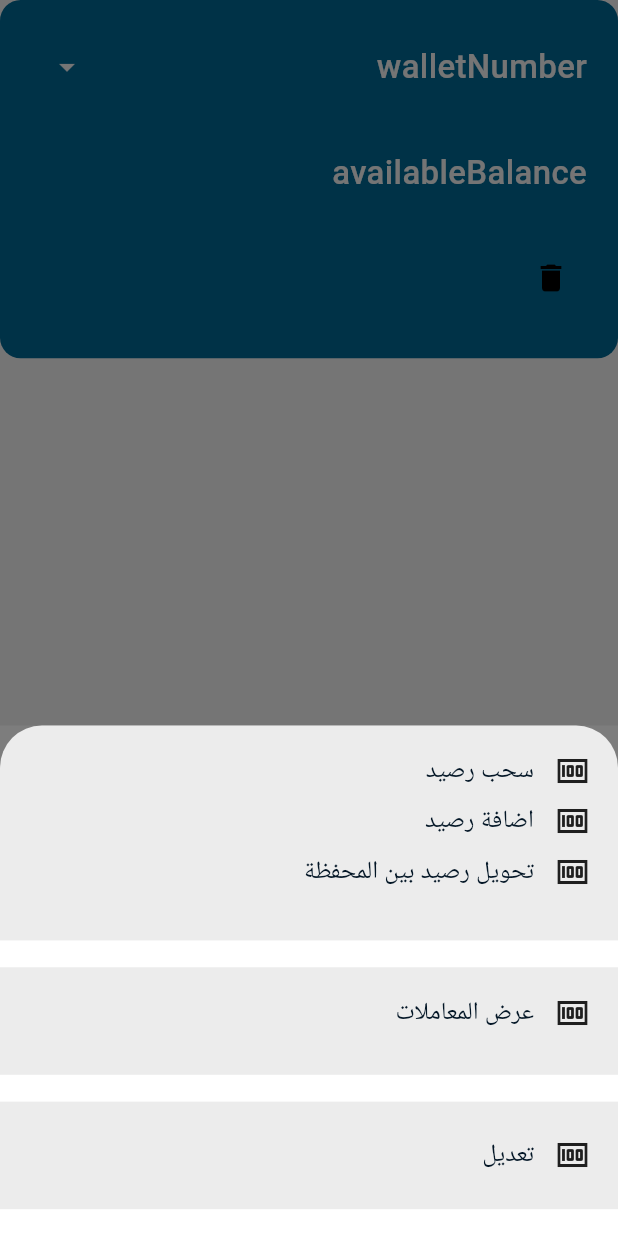
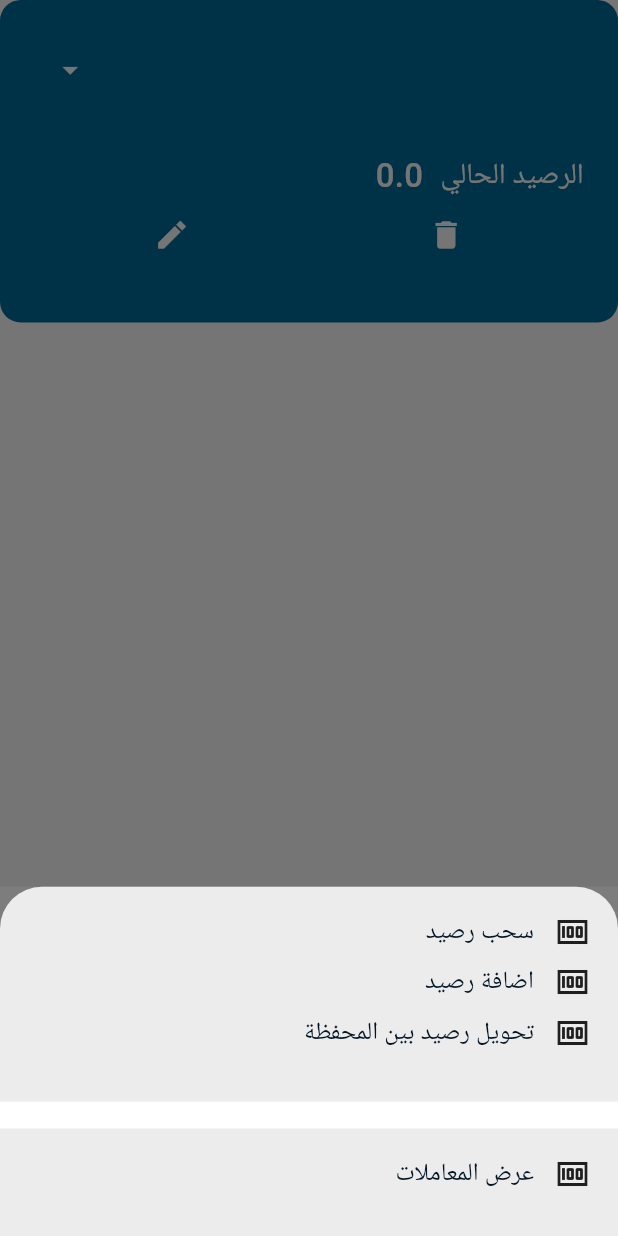
Before and after one commit to tsquare-alex/expenses, a Flutter app: the CustomContainer widget shown alone on an empty page, opened directly with empty values, after a tap on the "arrow drop down" icon, on a phone screen of 412 x 824 dp. Run offline on Flutter 3.47's test engine with Material 3 defaults, Android fonts, the light colour scheme and no system bars; drawn by our look-alikes of flutter_easyloading; our stand-ins replace animated_bottom_navigation_bar, auto_route, bloc, cloud_firestore, dotted_border, dropdown_button2 and 17 more; missing offline and left inert: circle_progress_bar; accounts and stored records are empty; Roboto replaces fonts that are missing (Tajawal).

Commit message:
add edit wallet method

```diff
--- a/lib/general/utilities/routers/Router.dart
+++ b/lib/general/utilities/routers/Router.dart
@@ -34,6 +34,7 @@ part of 'RouterImports.dart';
     AdaptiveRoute(page: BalanceTransfer),
     AdaptiveRoute(page: AddWallet),
     AdaptiveRoute(page: Wallet),
+    AdaptiveRoute(page: EditWallet),
   ],
 )
 class $AppRouter {}
--- a/lib/general/utilities/routers/RouterImports.dart
+++ b/lib/general/utilities/routers/RouterImports.dart
@@ -22,6 +22,7 @@ import 'package:expenses/user/screens/wallet/widgets/balance_transfer.dart';
 import 'package:expenses/user/screens/recurring_transactions/recurring_transactions_imports.dart';
 import 'package:expenses/user/screens/shopping/shopping_imports.dart';
 import 'package:expenses/user/screens/target/target_imports.dart';
+import 'package:expenses/user/screens/wallet/widgets/edit_Wallet.dart';
 
 import '../../../user/screens/database/widgets/database_details.dart';
 
--- a/lib/user/screens/wallet/data/cubit/wallet_cubit/wallet_state.dart
+++ b/lib/user/screens/wallet/data/cubit/wallet_cubit/wallet_state.dart
@@ -1,4 +1,5 @@
 import 'package:equatable/equatable.dart';
+import 'package:expenses/user/screens/wallet/data/model/wallet_model.dart';
 
 class WalletState extends Equatable {
   @override
@@ -9,7 +10,11 @@ class WalletInitial extends WalletState {}
 
 class WalletLoading extends WalletState {}
 
-class WalletSuccess extends WalletState {}
+class WalletSuccess extends WalletState {
+  final List<WalletModel> wallet;
+
+  WalletSuccess({required this.wallet});
+}
 
 class Walletfaliuer extends WalletState {
   final String message;
--- a/lib/user/screens/wallet/data/model/wallet_model.dart
+++ b/lib/user/screens/wallet/data/model/wallet_model.dart
@@ -4,11 +4,11 @@ part 'wallet_model.g.dart';
 @HiveType(typeId: 8)
 class WalletModel extends HiveObject {
   @HiveField(0)
-  final String walletName;
+  String walletName;
   @HiveField(1)
-  final String balance;
+  double balance;
   @HiveField(2)
-  final String paymentMethod;
+  String paymentMethod;
 
   WalletModel(
       {required this.walletName,
--- a/lib/user/screens/wallet/widgets/cstom_container.dart
+++ b/lib/user/screens/wallet/widgets/cstom_container.dart
@@ -8,7 +8,6 @@ import 'package:expenses/user/screens/wallet/wallet_imports.dart';
 import 'package:flutter/material.dart';
 import 'package:flutter_bloc/flutter_bloc.dart';
 import 'package:flutter_screenutil/flutter_screenutil.dart';
-import 'package:flutter_slidable/flutter_slidable.dart';
 
 class CustomContainer extends StatelessWidget {
   final WalletModel model;
@@ -18,50 +17,21 @@ class CustomContainer extends StatelessWidget {
   @override
   Widget build(BuildContext context) {
     WalletData data = WalletData();
+
     return Container(
-      padding: EdgeInsets.all(18.w),
-      height: 200.h,
+      padding: EdgeInsets.all(20.w),
+      height: 180.h,
       decoration: BoxDecoration(
           borderRadius: BorderRadius.circular(12.r), color: MyColors.primary),
-      child:
-          // Slidable(
-          // key: const ValueKey(0),
-          // startActionPane: ActionPane(
-          //   motion: const ScrollMotion(),
-          //   extentRatio: 0.3,
-          //   children: [
-          //     SlidableAction(
-          //       onPressed: (context) {
-          //         model.delete();
-          //         BlocProvider.of<WalletCubit>(context).fetchAllData();
-          //       },
-          //       backgroundColor: Colors.transparent,
-          //       borderRadius: BorderRadius.only(
-          //           topLeft: Radius.circular(12.r),
-          //           bottomLeft: Radius.circular(12.r)),
-          //       foregroundColor: Colors.white,
-          //       icon: Icons.delete,
-          //     ),
-          //     SlidableAction(
-          //       onPressed: (context) {},
-          //       backgroundColor: Colors.transparent,
-          //       borderRadius: BorderRadius.only(
-          //           topLeft: Radius.circular(12.r),
-          //           bottomLeft: Radius.circular(12.r)),
-          //       foregroundColor: Colors.white,
-          //       icon: Icons.edit,
-          //     ),
-          //   ],
-          // ),
-          // child:
-          Column(
+      child: Column(
         mainAxisAlignment: MainAxisAlignment.start,
         crossAxisAlignment: CrossAxisAlignment.start,
         children: [
           Row(
             mainAxisAlignment: MainAxisAlignment.spaceBetween,
             children: [
-              MyText(title: "walletNumber", color: MyColors.white, size: 16.sp),
+              MyText(
+                  title: model.walletName, color: MyColors.white, size: 16.sp),
               IconButton(
                   onPressed: () {
                     data.showButtomSheet(context, build);
@@ -74,15 +44,38 @@ class CustomContainer extends StatelessWidget {
           ),
           MyText(
               title: model.paymentMethod, color: MyColors.white, size: 16.sp),
-          MyText(title: "availableBalance", color: MyColors.white, size: 16.sp),
-          MyText(title: model.balance, color: MyColors.white, size: 16.sp),
-          IconButton(
-              onPressed: () {
-                model.delete();
-                BlocProvider.of<WalletCubit>(context).fetchAllData();
-                AutoRouter.of(context).popAndPush(const WalletRoute());
-              },
-              icon: Icon(Icons.delete))
+          Row(
+            children: [
+              MyText(title: "الرصيد الحالي", color: MyColors.white, size: 16),
+              SizedBox(
+                width: 10.w,
+              ),
+              MyText(
+                  title: "${model.balance}",
+                  color: MyColors.white,
+                  size: 16.sp),
+            ],
+          ),
+          Row(
+            mainAxisAlignment: MainAxisAlignment.spaceAround,
+            children: [
+              IconButton(
+                onPressed: () {
+                  model.delete();
+                  BlocProvider.of<WalletCubit>(context).fetchAllData();
+                },
+                icon: const Icon(Icons.delete),
+                color: MyColors.white,
+              ),
+              IconButton(
+                onPressed: () {
+                  AutoRouter.of(context).push(EditWalletRoute(model: model));
+                },
+                icon: const Icon(Icons.edit_sharp),
+                color: MyColors.white,
+              )
+            ],
+          )
         ],
       ),
     );
--- a/lib/user/screens/wallet/widgets/wallet_detalis.dart
+++ b/lib/user/screens/wallet/widgets/wallet_detalis.dart
@@ -7,7 +7,9 @@ import 'package:flutter/material.dart';
 import 'package:flutter_screenutil/flutter_screenutil.dart';
 
 class WalletDetails extends StatefulWidget {
-  const WalletDetails({super.key});
+  const WalletDetails({
+    super.key,
+  });
 
   @override
   State<WalletDetails> createState() => _WalletDetailsState();
@@ -108,24 +110,6 @@ class _WalletDetailsState extends State<WalletDetails> {
             ],
           ),
         ),
-        SizedBox(height: 15.h),
-        Container(
-          height: 60.h,
-          width: double.infinity,
-          padding: EdgeInsets.all(16.w),
-          decoration: BoxDecoration(color: MyColors.greyWhite),
-          child: InkWell(
-            onTap: () {},
-            child: Row(
-              children: [
-                const Icon(Icons.money),
-                SizedBox(width: 12.w),
-                MyText(title: "تعديل", color: MyColors.black, size: 12.sp),
-              ],
-            ),
-          ),
-        ),
-        SizedBox(height: 15.h),
       ],
     );
   }
--- a/pubspec.yaml
+++ b/pubspec.yaml
@@ -61,7 +61,6 @@ dependencies:
   dotted_border: ^2.1.0
   freezed_annotation: ^2.4.1
   bloc: ^8.1.2
-  flutter_slidable: ^3.0.1
   hive: ^2.2.3
   hive_flutter: ^1.1.0
 
```
Also changed, not shown: lib/user/screens/wallet/data/cubit/wallet_cubit/wallet_cubit.dart (+6 -1 lines), lib/user/screens/wallet/widgets/add_wallet.dart (+5 -13 lines), lib/user/screens/wallet/widgets/edit_Wallet.dart (added, +146 -0 lines), lib/general/utilities/routers/RouterImports.gr.dart, lib/user/screens/wallet/data/model/wallet_model.g.dart, pubspec.lock.
